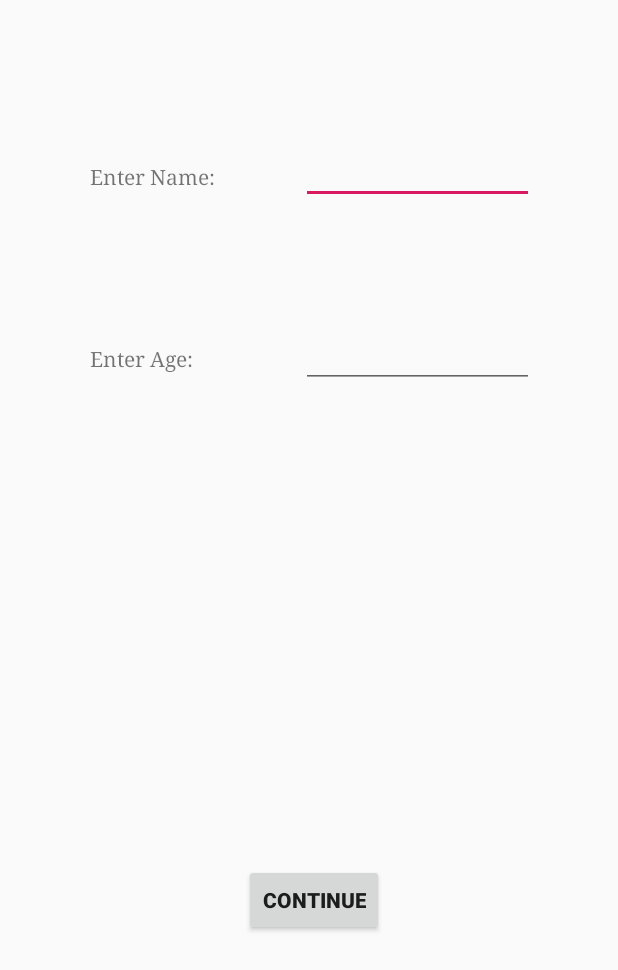
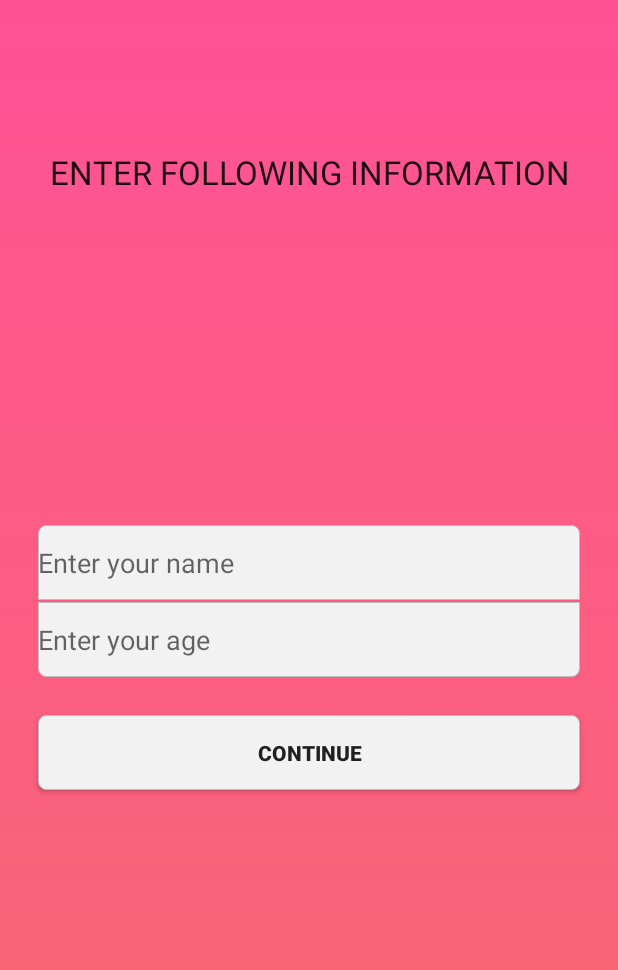
Before and after one commit to jewel789/smart-calendar, an Android app: the screen it shows after launch once a user with an empty profile is signed in (AccountActivity), on a phone screen of 412 x 824 dp. Shown: the top 970 px of the screen. Run offline under Robolectric (Android 15) with nearby library versions, the light colour scheme and no system bars; our stand-ins replace Firebase (no records; nobody signed in at launch, a user with empty details on screens opened directly).

Commit message:
UI/UX Design UPGRADED

```diff
--- a/app/src/main/res/layout/activity_account.xml
+++ b/app/src/main/res/layout/activity_account.xml
@@ -1,70 +1,57 @@
 <?xml version="1.0" encoding="utf-8"?>
-<androidx.constraintlayout.widget.ConstraintLayout xmlns:android="http://schemas.android.com/apk/res/android"
+<LinearLayout xmlns:android="http://schemas.android.com/apk/res/android"
     xmlns:app="http://schemas.android.com/apk/res-auto"
     xmlns:tools="http://schemas.android.com/tools"
     android:layout_width="match_parent"
     android:layout_height="match_parent"
-    tools:context=".AccountActivity">
+    tools:context=".AccountActivity"
+    android:orientation="vertical"
+    android:background="@drawable/bg">
 
     <TextView
-        android:id="@+id/enterAccountName"
-        android:layout_width="100dp"
-        android:layout_height="37dp"
-        android:layout_marginStart="60dp"
-        android:layout_marginTop="108dp"
-        android:fontFamily="serif"
-        android:text="@string/enter_name"
-        android:textSize="14sp"
-        app:layout_constraintEnd_toStartOf="@+id/accountName"
-        app:layout_constraintHorizontal_bias="0.0"
-        app:layout_constraintStart_toStartOf="parent"
-        app:layout_constraintTop_toTopOf="parent" />
+        android:layout_width="match_parent"
+        android:layout_height="50dp"
+        android:layout_marginLeft="25dp"
+        android:layout_marginTop="100dp"
+        android:layout_marginRight="25dp"
+        android:gravity="center_horizontal"
+        android:text="Enter Following Information"
+        android:textAllCaps="true"
+        android:textAppearance="@style/TextAppearance.AppCompat.Large" />
 
     <EditText
         android:id="@+id/accountName"
-        android:layout_width="155dp"
-        android:layout_height="44dp"
-        android:layout_marginTop="92dp"
-        android:layout_marginEnd="56dp"
+        android:layout_width="match_parent"
+        android:layout_height="50dp"
+        android:layout_marginLeft="25dp"
+        android:layout_marginTop="200dp"
+        android:layout_marginRight="25dp"
+        android:background="@drawable/edit_text_top"
         android:ems="10"
-        android:inputType="textPersonName"
-        app:layout_constraintEnd_toEndOf="parent"
-        app:layout_constraintTop_toTopOf="parent" />
-
-    <TextView
-        android:id="@+id/enterAccountAge"
-        android:layout_width="101dp"
-        android:layout_height="37dp"
-        android:layout_marginStart="60dp"
-        android:layout_marginTop="84dp"
-        android:fontFamily="serif"
-        android:text="@string/enter_age"
-        app:layout_constraintEnd_toStartOf="@+id/accountAge"
-        app:layout_constraintHorizontal_bias="0.0"
-        app:layout_constraintStart_toStartOf="parent"
-        app:layout_constraintTop_toBottomOf="@+id/enterAccountName" />
+        android:hint="Enter your name"
+        android:inputType="textPersonName" />
 
     <EditText
         android:id="@+id/accountAge"
-        android:layout_width="155dp"
-        android:layout_height="49dp"
-        android:layout_marginTop="73dp"
-        android:layout_marginEnd="56dp"
+        android:layout_width="match_parent"
+        android:layout_height="50dp"
+        android:layout_marginLeft="25dp"
+        android:layout_marginTop="1dp"
+        android:layout_marginRight="25dp"
+        android:background="@drawable/edit_text_bottom"
         android:ems="10"
-        android:inputType="number"
-        app:layout_constraintEnd_toEndOf="parent"
-        app:layout_constraintTop_toBottomOf="@+id/accountName" />
+        android:hint="Enter your age"
+        android:inputType="number" />
 
     <Button
         android:id="@+id/accountContinue"
-        android:layout_width="wrap_content"
-        android:layout_height="wrap_content"
-        android:layout_marginStart="162dp"
-        android:layout_marginEnd="156dp"
+        android:layout_width="match_parent"
+        android:layout_height="50dp"
+        android:layout_marginLeft="25dp"
+        android:layout_marginTop="25dp"
+        android:layout_marginRight="25dp"
         android:layout_marginBottom="200dp"
+        android:background="@drawable/button"
         android:text="@string/accountContinue"
-        android:textStyle="bold"
-        app:layout_constraintBottom_toBottomOf="parent"
-        app:layout_constraintEnd_toEndOf="parent"
-        app:layout_constraintStart_toStartOf="parent" />
-</androidx.constraintlayout.widget.ConstraintLayout>
+        android:textStyle="bold" />
+</LinearLayout>
--- a/app/src/main/res/layout/activity_login.xml
+++ b/app/src/main/res/layout/activity_login.xml
@@ -60,7 +60,7 @@
         android:layout_marginLeft="25dp"
         android:layout_marginTop="20dp"
         android:layout_marginRight="25dp"
-        android:drawableStart="@drawable/button"
+        android:background="@drawable/button"
         android:text="@string/login" />
 
     <TextView
--- a/app/src/main/res/layout/activity_main.xml
+++ b/app/src/main/res/layout/activity_main.xml
@@ -96,6 +96,7 @@
         android:layout_marginTop="20dp"
         android:layout_marginRight="25dp"
         android:layout_marginBottom="0dp"
+        android:background="@drawable/button"
         android:drawableStart="@drawable/enter_button_icon"
         android:text="@string/sign_up" />
 
--- a/app/src/main/res/layout/activity_show_tasks.xml
+++ b/app/src/main/res/layout/activity_show_tasks.xml
@@ -25,27 +25,30 @@
         android:layout_width="322dp"
         android:layout_height="360dp"
         android:layout_marginStart="45dp"
-        android:layout_marginTop="80dp"
-        android:layout_marginEnd="44dp" />
+        android:layout_marginTop="60dp"
+        android:layout_marginEnd="44dp"
+        android:background="@drawable/button"/>
 
 
     <EditText
         android:id="@+id/deleteTaskNo"
         android:layout_width="match_parent"
-        android:layout_height="53dp"
+        android:layout_height="45dp"
         android:layout_marginLeft="30dp"
-        android:layout_marginTop="10dp"
+        android:layout_marginTop="30dp"
         android:layout_marginRight="30dp"
+        android:background="@drawable/edit_text_middle"
         android:hint="Enter task No to delete "
-        android:textAlignment="center" />
+        android:textAlignment="center"
+        />
 
     <Button
         android:id="@+id/deleteDoneButton"
         android:layout_width="match_parent"
-        android:layout_height="wrap_content"
+        android:layout_height="50dp"
         android:layout_marginLeft="30dp"
         android:layout_marginTop="20dp"
-        android:layout_marginRight="20dp"
+        android:layout_marginRight="30dp"
         android:text="Delete"
         android:textAlignment="center" />
 
--- a/app/src/main/res/layout/activity_task_add.xml
+++ b/app/src/main/res/layout/activity_task_add.xml
@@ -39,9 +39,10 @@
         android:layout_marginTop="30dp"
         android:layout_marginRight="20dp"
         android:text="pick time"
+        android:background="@drawable/button"
         android:textAlignment="center"
         android:textAllCaps="true"
-        android:textSize="25sp"
+        android:textSize="20sp"
         android:textStyle="bold" />
 
     <Button
@@ -51,10 +52,11 @@
         android:layout_marginLeft="20dp"
         android:layout_marginTop="30dp"
         android:layout_marginRight="20dp"
-        android:text="pick Date "
+        android:text="pick Date"
+        android:background="@drawable/button"
         android:textAlignment="center"
         android:textAllCaps="true"
-        android:textSize="25sp"
+        android:textSize="20sp"
         android:textStyle="bold" />
 
 
@@ -74,6 +76,8 @@
         android:layout_marginLeft="20dp"
         android:layout_marginTop="30dp"
         android:layout_marginRight="20dp"
+        android:textStyle="bold"
+        android:background="@drawable/button"
         android:text="@string/add" />
 
 
```
